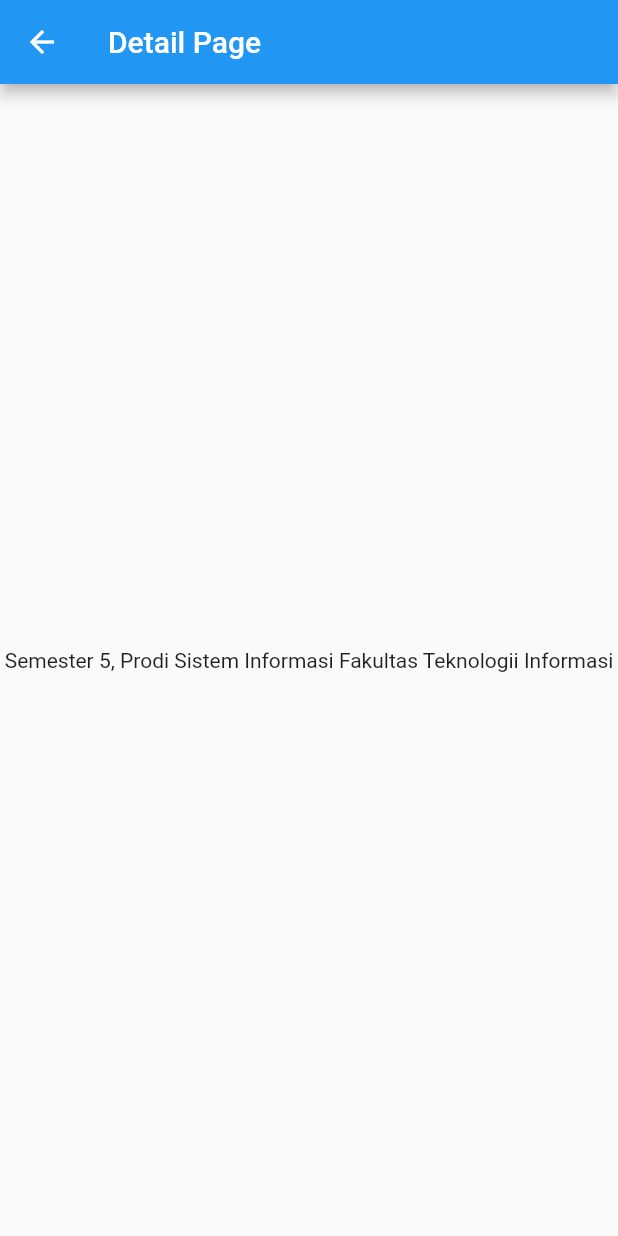
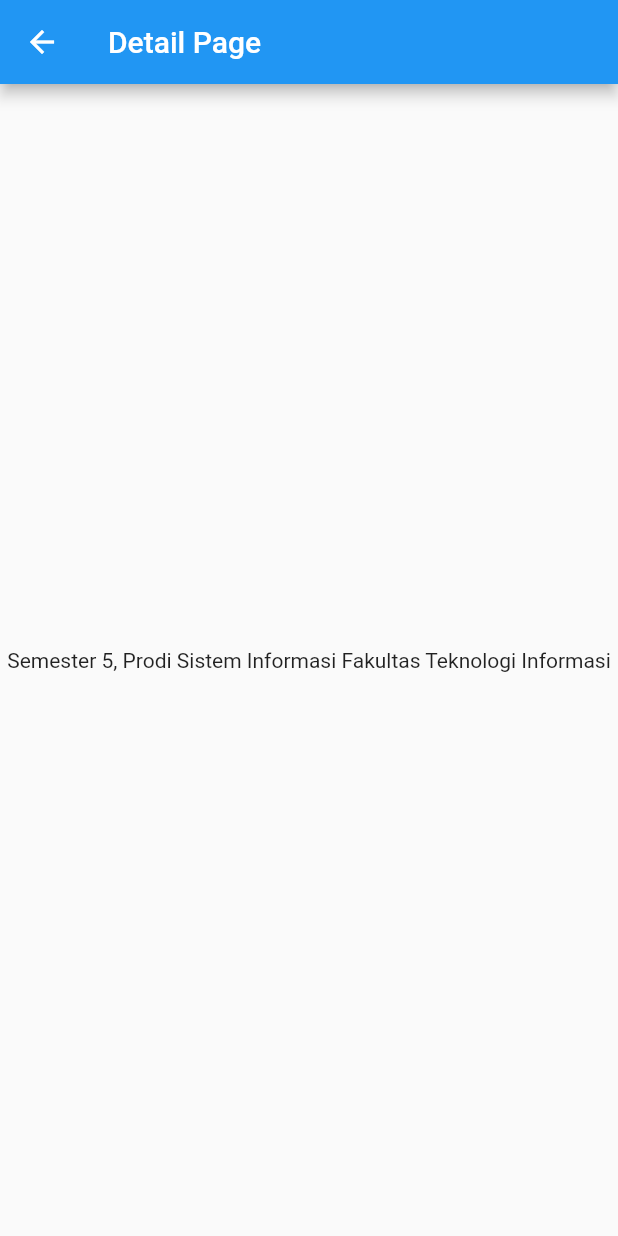
Before and after one commit to lindaoktaviyani/carduts_LindaOktaviyani_19710080, a Flutter app: the halaman3 screen opened by its route, on a phone screen of 412 x 824 dp. Run offline on Flutter 3.47's test engine with Material 2 defaults, Android fonts, the phone set to English and light mode, and no system bars.

Commit message:
cardprofile_uts

```diff
--- a/lib/main.dart
+++ b/lib/main.dart
@@ -181,7 +181,7 @@ class halaman3 extends StatelessWidget {
       ),
       body: Center(
         child: Text(
-            'Semester 5, Prodi Sistem Informasi Fakultas Teknologii Informasi'),
+            'Semester 5, Prodi Sistem Informasi Fakultas Teknologi Informasi'),
       ),
     );
   }
```
